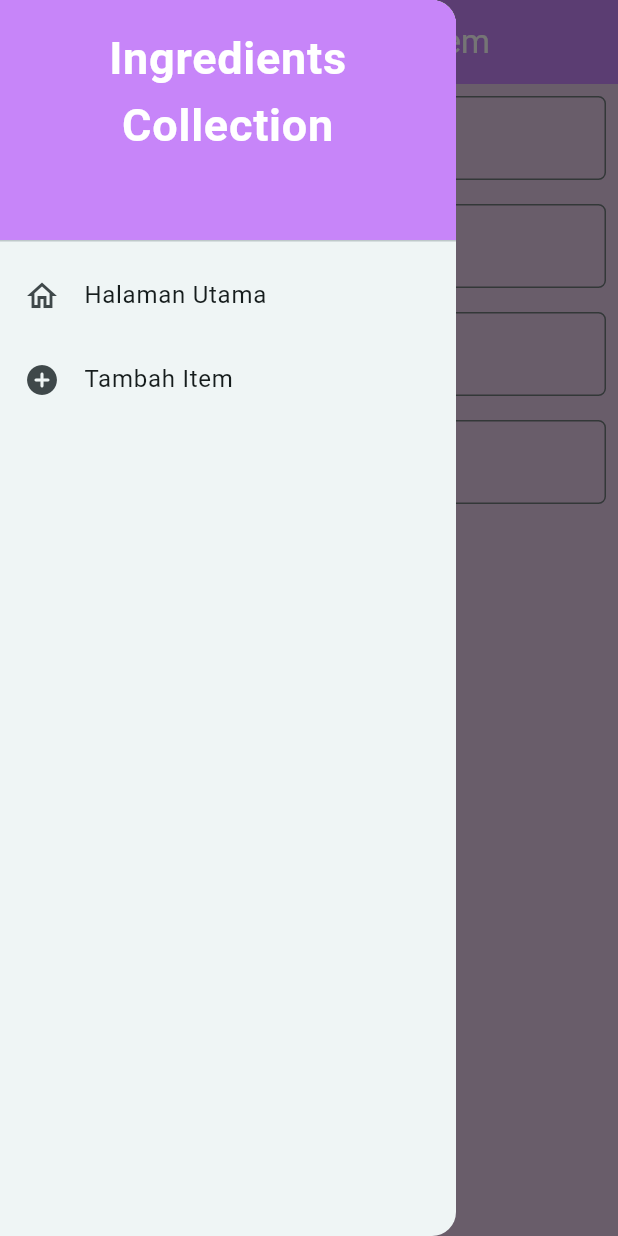
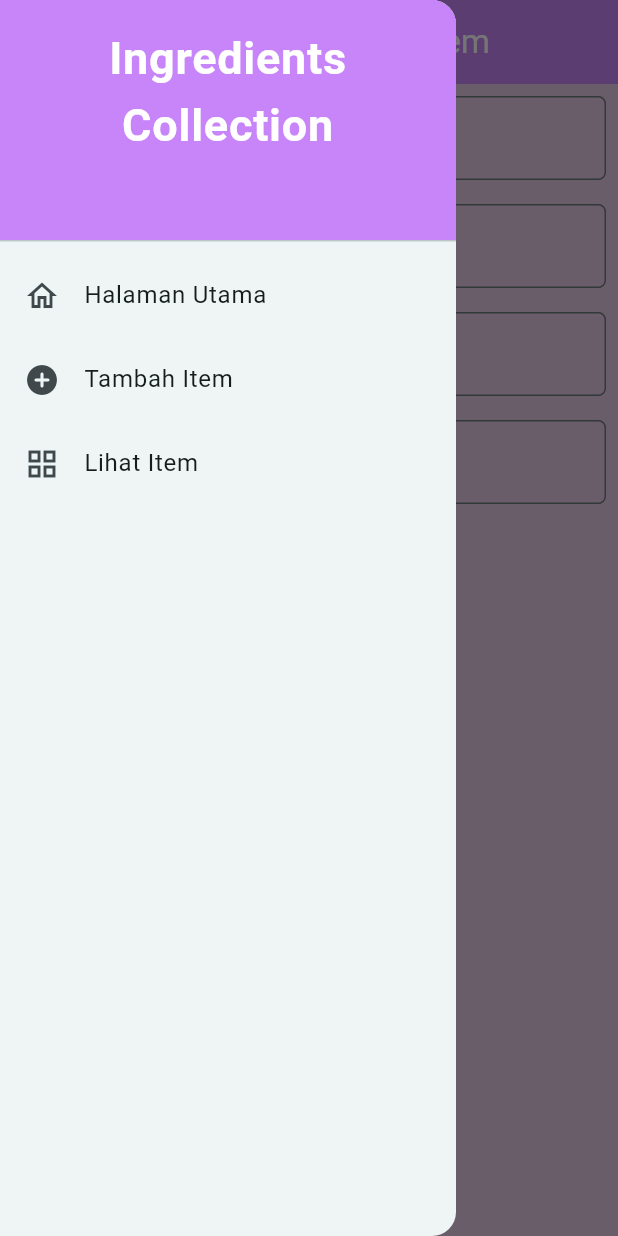
Before and after one commit to rxa15/ingredients-collection-mobile, a Flutter app: the ItemFormPage screen opened directly, with the side drawer open, on a phone screen of 412 x 824 dp. Run offline on Flutter 3.47's test engine with Material 2 defaults, Android fonts, the phone set to English and light mode, and no system bars; missing offline and left inert: pbp_django_auth.

Commit message:
Finish Tugas 9 PBP (without BONUS)

```diff
--- /dev/null
+++ b/lib/models/item.dart
@@ -0,0 +1,65 @@
+// To parse this JSON data, do
+//
+//     final item = itemFromJson(jsonString);
+
+import 'dart:convert';
+
+List<Item> itemFromJson(String str) => List<Item>.from(json.decode(str).map((x) => Item.fromJson(x)));
+
+String itemToJson(List<Item> data) => json.encode(List<dynamic>.from(data.map((x) => x.toJson())));
+
+class Item {
+    String model;
+    int pk;
+    Fields fields;
+
+    Item({
+        required this.model,
+        required this.pk,
+        required this.fields,
+    });
+
+    factory Item.fromJson(Map<String, dynamic> json) => Item(
+        model: json["model"],
+        pk: json["pk"],
+        fields: Fields.fromJson(json["fields"]),
+    );
+
+    Map<String, dynamic> toJson() => {
+        "model": model,
+        "pk": pk,
+        "fields": fields.toJson(),
+    };
+}
+
+class Fields {
+    String name;
+    String category;
+    int amount;
+    String description;
+    int user;
+
+    Fields({
+        required this.name,
+        required this.category,
+        required this.amount,
+        required this.description,
+        required this.user,
+    });
+
+    factory Fields.fromJson(Map<String, dynamic> json) => Fields(
+        name: json["name"],
+        category: json["category"],
+        amount: json["amount"],
+        description: json["description"],
+        user: json["user"],
+    );
+
+    Map<String, dynamic> toJson() => {
+        "name": name,
+        "category": category,
+        "amount": amount,
+        "description": description,
+        "user": user,
+    };
+}
--- /dev/null
+++ b/lib/screens/item_detail.dart
@@ -0,0 +1,39 @@
+import 'package:flutter/material.dart';
+import 'package:ingredients_collection_mobile/models/item.dart';
+
+class ItemDetail extends StatelessWidget {
+  final Item item;
+  const ItemDetail(this.item, {super.key});
+
+  @override
+  Widget build(BuildContext context) {
+    return Scaffold(
+        appBar: AppBar(title: Text('${item.fields.name} Detail Page')),
+        body: Container(
+            padding: const EdgeInsets.all(16),
+            child: Column(
+                mainAxisAlignment: MainAxisAlignment.start,
+                crossAxisAlignment: CrossAxisAlignment.start,
+                children: [
+                  Text(
+                    'Name:\t${item.fields.name}',
+                    style: const TextStyle(fontSize: 16),
+                  ),
+                  const SizedBox(height: 12),
+                  Text('Category:\t${item.fields.category}',
+                      style: const TextStyle(fontSize: 16)),
+                  const SizedBox(height: 12),
+                  Text('Amount:\t${item.fields.amount}',
+                      style: const TextStyle(fontSize: 16)),
+                  const SizedBox(height: 12),
+                  Text('Description:\n${item.fields.description}',
+                      style: const TextStyle(fontSize: 16)),
+                  const SizedBox(height: 24),
+                  ElevatedButton(
+                      onPressed: () {
+                        Navigator.of(context).pop();
+                      },
+                      child: const Text('Back'))
+                ])));
+  }
+}
--- a/lib/widgets/left_drawer.dart
+++ b/lib/widgets/left_drawer.dart
@@ -1,4 +1,5 @@
 import 'package:flutter/material.dart';
+import 'package:ingredients_collection_mobile/screens/list_item.dart';
 import 'package:ingredients_collection_mobile/screens/menu.dart';
 import 'package:ingredients_collection_mobile/screens/item_form.dart';
 
@@ -49,6 +50,15 @@
                           MaterialPageRoute(builder: (context) => ItemFormPage()));
                   },
                 ),
+                ListTile(
+                  leading: const Icon(Icons.grid_view_outlined),
+                  title: const Text('Lihat Item'),
+                  // Redirect to Lihat Item page
+                  onTap: (){
+                    Navigator.push(context,
+                    MaterialPageRoute(builder: (context) => const ItemPage()));
+                  },
+                )
             ],
             ),
         );
--- a/pubspec.yaml
+++ b/pubspec.yaml
@@ -35,6 +35,9 @@
   # The following adds the Cupertino Icons font to your application.
   # Use with the CupertinoIcons class for iOS style icons.
   cupertino_icons: ^1.0.2
+  provider: ^6.1.1
+  pbp_django_auth: ^0.4.0
+  http: ^1.1.0
 
 dev_dependencies:
   flutter_test:
```
Also changed, not shown: lib/main.dart (+13 -4 lines), lib/screens/item_form.dart (+28 -33 lines), lib/screens/list_item.dart (added, +93 -0 lines), lib/screens/login.dart (added, +114 -0 lines), lib/widgets/item_card.dart (+28 -1 lines), pubspec.lock, 3 other files.
